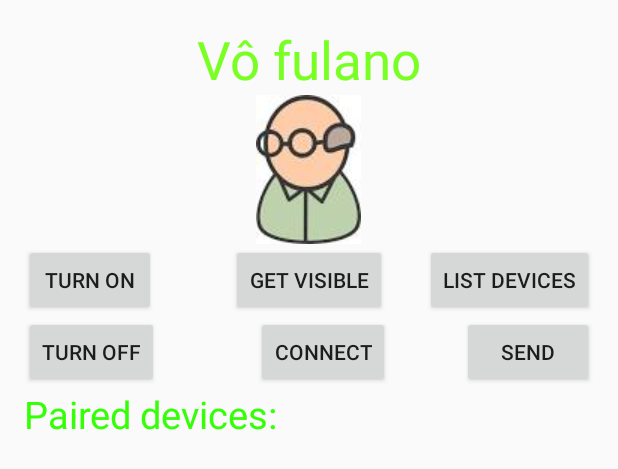
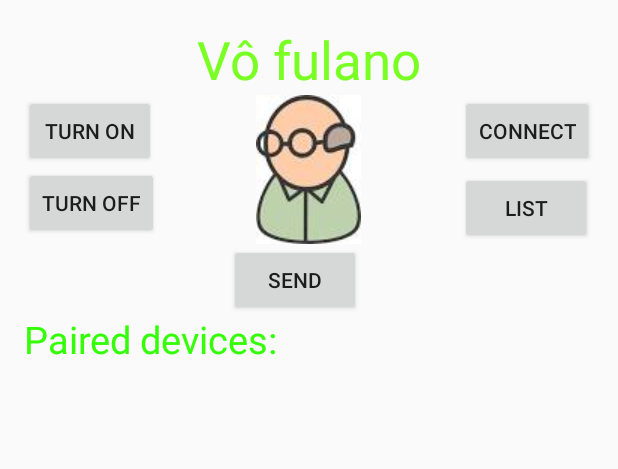
Before and after one commit to alvaropfn/ElderWatch, an Android app: the layout activity_main.xml on its own in the app's theme, with its tools: preview values and no code run, on a phone screen of 412 x 824 dp. Shown: the top 469 px of the screen. Run offline under Robolectric (Android 15) with nearby library versions, the phone set to English and light mode, and no system bars.

```diff
--- a/app/src/main/res/layout/activity_main.xml
+++ b/app/src/main/res/layout/activity_main.xml
@@ -7,15 +7,6 @@
     android:paddingBottom="@dimen/activity_vertical_margin"
     tools:context=".MainActivity"
     android:transitionGroup="true">
-
-    <!--
-    <TextView android:text="Bluetooth Example" android:layout_width="wrap_content"
-        android:layout_height="wrap_content"
-        android:id="@+id/textview"
-        android:textSize="35dp"
-        android:layout_alignParentTop="true"
-        android:layout_centerHorizontal="true" />
-    -->
 
     <TextView
         android:layout_width="wrap_content"
@@ -40,70 +31,59 @@
         android:layout_width="wrap_content"
         android:layout_height="wrap_content"
         android:text="Turn On"
-        android:id="@+id/button1"
+        android:id="@+id/on_btn"
         android:clickable="true"
-        android:onClick="on"
-        android:layout_below="@+id/imageView"
+        android:onClick="turnOn"
+        android:layout_below="@+id/textView"
         android:layout_alignParentLeft="true"
         android:layout_alignParentStart="true" />
 
     <Button
         android:layout_width="wrap_content"
         android:layout_height="wrap_content"
-        android:text="Get visible"
-        android:onClick="visible"
-        android:id="@+id/button2"
-        android:layout_alignBottom="@+id/button1"
-        android:layout_centerHorizontal="true" />
+        android:text="turn off"
+        android:onClick="turnOff"
+        android:id="@+id/off_btn"
+        android:layout_below="@+id/on_btn"
+        android:layout_alignParentLeft="true"
+        android:layout_alignParentStart="true" />
 
     <Button
         android:layout_width="wrap_content"
         android:layout_height="wrap_content"
-        android:text="List devices"
-        android:onClick="list"
-        android:id="@+id/button3"
-        android:layout_above="@+id/button6"
-        android:layout_alignParentRight="true"
-        android:layout_alignParentEnd="true" />
-
-    <Button
-        android:layout_width="wrap_content"
-        android:layout_height="wrap_content"
-        android:text="turn off"
-        android:onClick="off"
-        android:id="@+id/button4"
-        android:layout_below="@+id/button1"
-        android:layout_alignParentLeft="true"
-        android:layout_alignParentStart="true"/>
+        android:text="List"
+        android:onClick="listDevices"
+        android:id="@+id/list_btn"
+        android:layout_above="@+id/send_btn"
+        android:layout_alignLeft="@+id/connect_btn"
+        android:layout_alignStart="@+id/connect_btn" />
 
     <Button
         android:layout_width="wrap_content"
         android:layout_height="wrap_content"
         android:text="send"
         android:onClick="send"
-        android:id="@+id/button5"
-        android:layout_below="@+id/button3"
-        android:layout_alignParentRight="true"
-        android:layout_alignParentEnd="true" />
+        android:id="@+id/send_btn"
+        android:layout_below="@+id/imageView"
+        android:layout_alignRight="@+id/imageView"
+        android:layout_alignEnd="@+id/imageView" />
 
     <Button
         android:layout_width="wrap_content"
         android:layout_height="wrap_content"
         android:text="connect"
         android:onClick="connect"
-        android:id="@+id/button6"
-        android:layout_below="@+id/button2"
-        android:layout_alignLeft="@+id/imageView"
-        android:layout_alignStart="@+id/imageView" />
+        android:id="@+id/connect_btn"
+        android:layout_above="@+id/off_btn"
+        android:layout_alignRight="@+id/listView"
+        android:layout_alignEnd="@+id/listView" />
 
     <ListView
         android:layout_width="wrap_content"
         android:layout_height="wrap_content"
         android:id="@+id/listView"
-        android:layout_alignParentBottom="true"
-        android:layout_alignLeft="@+id/button1"
-        android:layout_alignStart="@+id/button1"
-        android:layout_below="@+id/textView2" />
+        android:layout_below="@+id/textView2"
+        android:layout_alignParentLeft="true" />
 
     <TextView
         android:layout_width="wrap_content"
@@ -112,8 +92,10 @@
         android:id="@+id/textView2"
         android:textColor="#ff34ff06"
         android:textSize="25dp"
-        android:layout_below="@+id/button4"
-        android:layout_alignLeft="@+id/listView"
-        android:layout_alignStart="@+id/listView" />
+        android:onClick="clickItem"
+        android:layout_below="@+id/imageView"
+        android:layout_alignParentLeft="true"
+        android:layout_alignParentStart="true"
+        android:layout_marginTop="46dp" />
 
 </RelativeLayout>
```
Also changed, not shown: app/src/main/java/com/alvaropfn/elderwatch/BluetoothController.java (added, +147 -0 lines), app/src/main/java/com/alvaropfn/elderwatch/MainActivity.java (+48 -22 lines).
